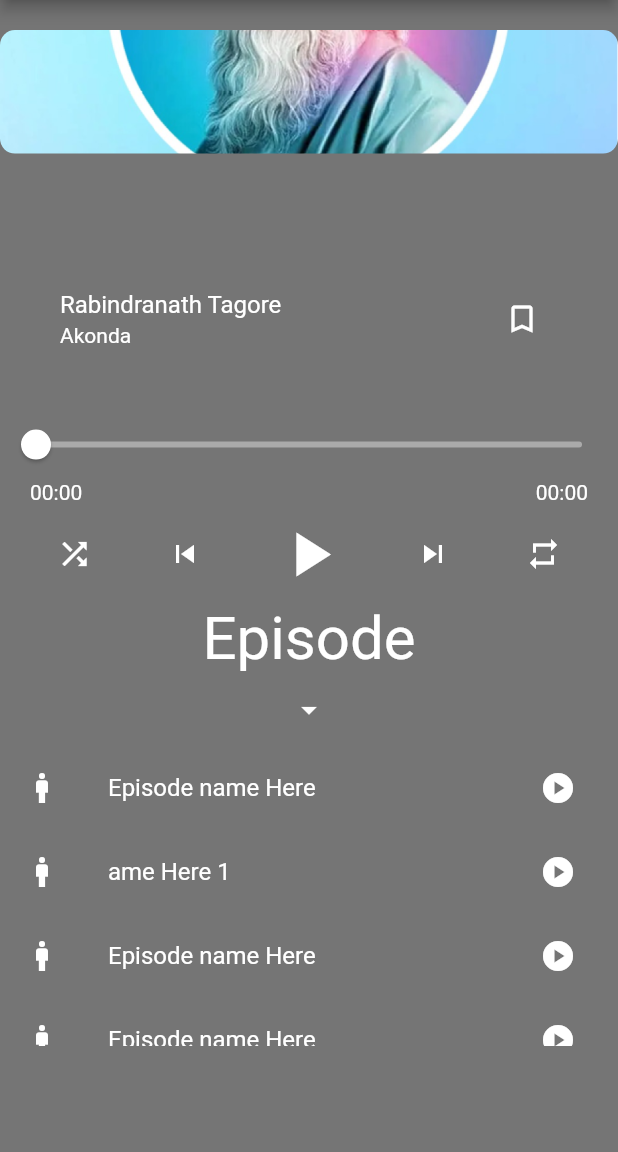
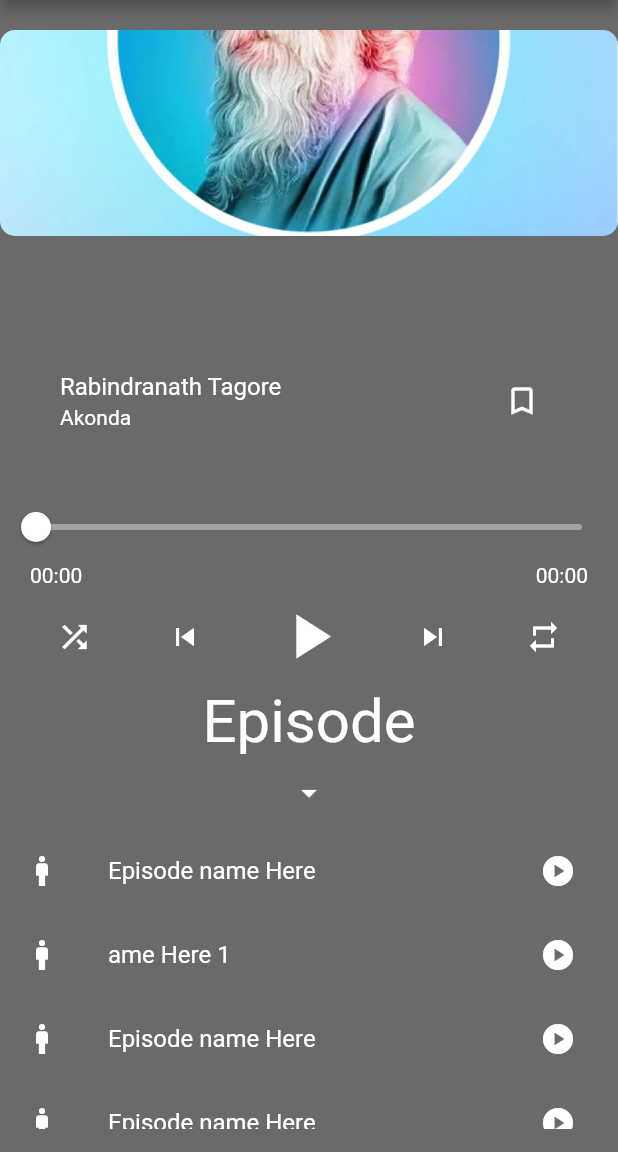
Before and after one commit to EmonSarkarr/Music, a Flutter app: the screen it shows after launch, after a tap on the "shuffle" icon, on a phone screen of 412 x 824 dp, the part 84-1236 px from its top. Run offline on Flutter 3.47's test engine with Material 2 defaults, Android fonts, the light colour scheme and no system bars; our stand-ins replace audioplayers.

Commit message:
Splash Screen add

```diff
--- a/lib/main.dart
+++ b/lib/main.dart
@@ -1,4 +1,5 @@
 import 'package:audio_player/ui/music_screen.dart';
+import 'package:audio_player/ui/splash_screen.dart';
 import 'package:flutter/material.dart';
 
 void main() {
@@ -18,7 +19,7 @@
 
         primarySwatch: Colors.blue,
       ),
-      home: const MusicScreen(),
+      home: const SplashScreen(),
     );
   }
 }
--- a/lib/ui/music_screen.dart
+++ b/lib/ui/music_screen.dart
@@ -74,7 +74,7 @@
             borderRadius: BorderRadius.circular(10),
             child: Image.asset('lib/images/music_backgroud_img.png',
                 fit: BoxFit.cover,
-                height: size.height / 10,
+                height: size.height / 6,
                 width: size.width / 1),
           ),
           const SizedBox(
@@ -128,7 +128,7 @@
             children: [
               IconButton(
                   onPressed: () {},
-                  icon: Icon(
+                  icon: const Icon(
                     Icons.shuffle,
                     color: Colors.white,
                   )),
@@ -190,8 +190,8 @@
                       return ListTile(
                         title: Text(MusicLists.title,
                             style: const TextStyle(color: Colors.white)),
-                        leading: Icon(Icons.man,color: Colors.white),
-                       // Image.asset(""),
+                        leading: Icon(Icons.man, color: Colors.white),
+                        // Image.asset(""),
                         trailing: IconButton(
                           onPressed: () {},
                           icon: const Icon(Icons.play_circle,
--- a/lib/ui/splash_screen.dart
+++ b/lib/ui/splash_screen.dart
@@ -1,3 +1,7 @@
+import 'dart:async';
+
+import 'package:audio_player/ui/music_screen.dart';
+import 'package:flutter/cupertino.dart';
 import 'package:flutter/material.dart';
 
 class SplashScreen extends StatefulWidget {
@@ -8,8 +12,35 @@
 }
 
 class _SplashScreenState extends State<SplashScreen> {
+
+  @override
+  void initState() {
+    Timer(const Duration(seconds: 3), () {
+      Navigator.pushReplacement(context, CupertinoPageRoute(builder: (context)=>const MusicScreen()) );
+    });
+    super.initState();
+  }
+  late Size size;
+
   @override
   Widget build(BuildContext context) {
-    return Container();
+    size = MediaQuery.of(context).size;
+    return Scaffold(
+      body: Column(
+        mainAxisAlignment: MainAxisAlignment.center,
+        children: [
+          Center(
+              child: Image.asset(
+            'lib/images/musicapp.png',
+            height: size.height / 9,
+            width: size.width / 7,
+          )),
+          SizedBox(
+            height: size.height / 7,
+          ),
+          CircularProgressIndicator()
+        ],
+      ),
+    );
   }
 }
--- a/pubspec.yaml
+++ b/pubspec.yaml
@@ -61,7 +61,7 @@
 
   # To add assets to your application, add an assets section, like this:
   assets:
-    - lib/images/music_backgroud_img.png
+    - lib/images/
   #   - images/a_dot_ham.jpeg
 
   # An image asset can refer to one or more resolution-specific "variants", see
```
Also changed, not shown: lib/images/musicapp.png (added).
